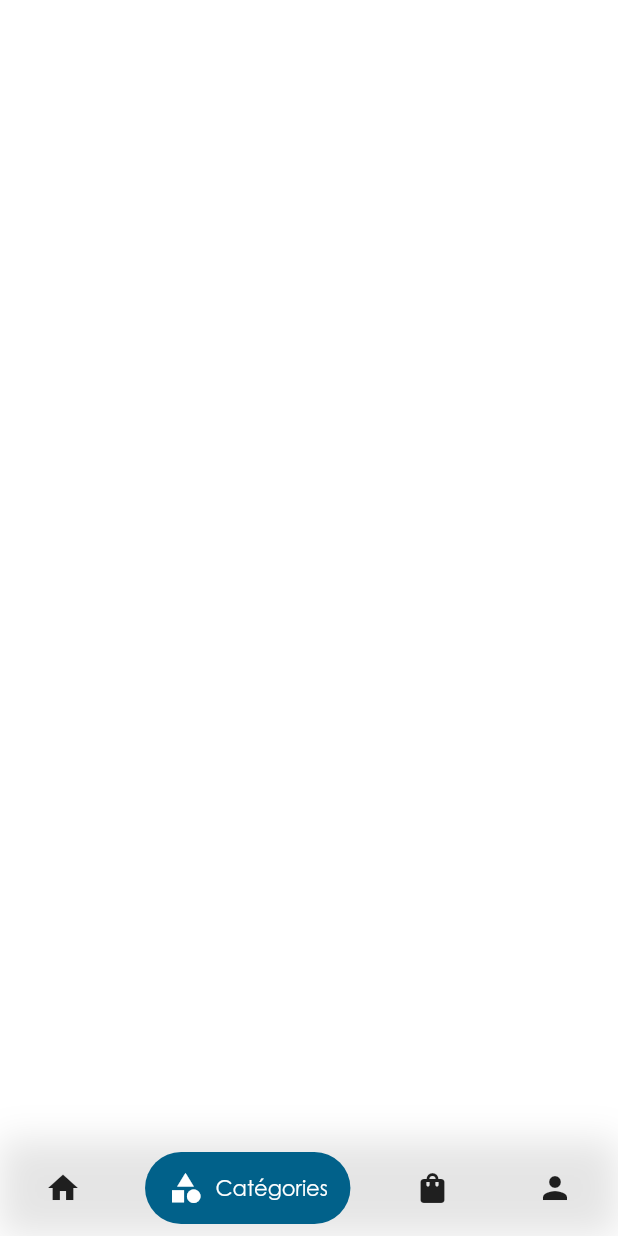
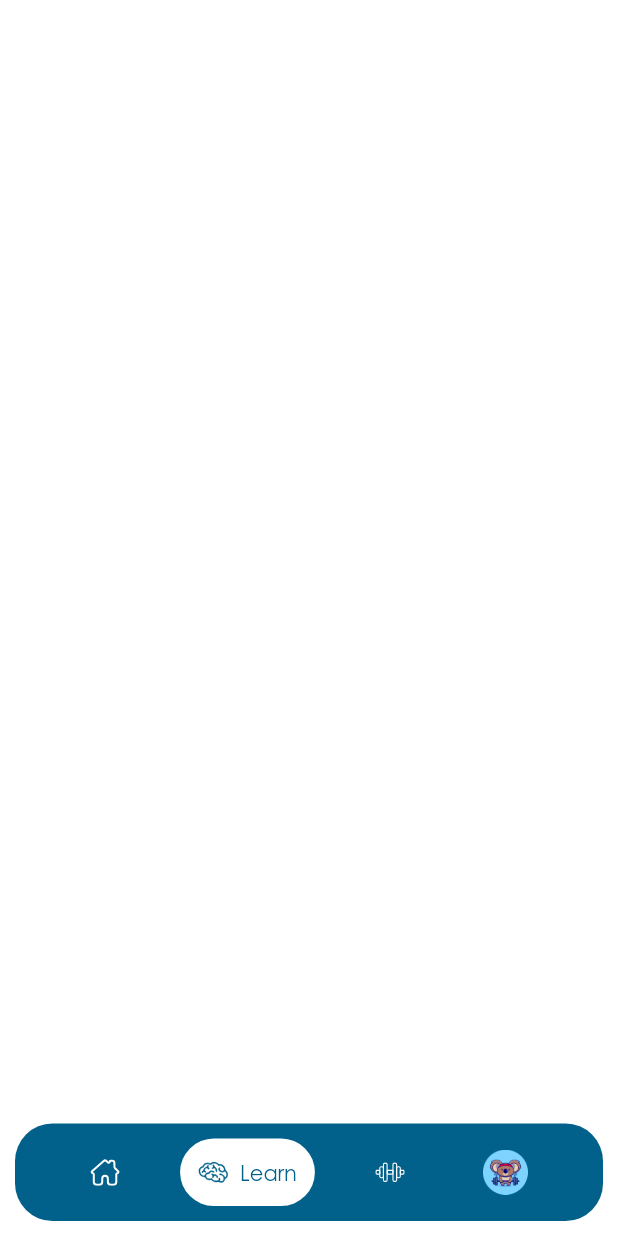
Before and after one commit to FROST066/aqua_explore, a Flutter app: the PageSwitcher screen opened directly, item 2 of the bottom bar chosen, on a phone screen of 412 x 824 dp. Run offline on Flutter 3.47's test engine with Material 2 defaults, Android fonts, the phone set to English and light mode, and no system bars; drawn by our look-alikes of google_nav_bar; our stand-ins replace flutter_svg, get, google_maps_flutter, location.

```diff
--- a/lib/pages/page_switcher.dart
+++ b/lib/pages/page_switcher.dart
@@ -1,6 +1,7 @@
 import 'package:aqua_explore/pages/page_switcher_items/profil_page.dart';
+import 'package:aqua_explore/utils/theme.dart';
+import 'package:aqua_explore/widgets/custom_bottom_bar.dart';
 import 'package:flutter/material.dart';
-import 'package:google_nav_bar/google_nav_bar.dart';
 import 'page_switcher_items/chase_page.dart';
 import 'page_switcher_items/home_page.dart';
 import 'page_switcher_items/learn_page.dart';
@@ -16,56 +17,13 @@ class _PageSwitcherState extends State<PageSwitcher> {
   @override
   Widget build(BuildContext context) {
     return Scaffold(
+      extendBody: true,
       body: const [HomePage(), LearnPage(), ChasePage(), ProfilPage()][_selectedIndex],
-      bottomNavigationBar: Container(
-          decoration: BoxDecoration(
-            boxShadow: [BoxShadow(blurRadius: 20, color: Colors.black.withOpacity(.1))],
-          ),
-          child: SafeArea(
-              child: Padding(
-            padding: const EdgeInsets.symmetric(horizontal: 15.0, vertical: 8),
-            child: GNav(
-              textStyle: TextStyle(color: Theme.of(context).scaffoldBackgroundColor),
-              gap: 8,
-              activeColor: Colors.black,
-              iconSize: 24,
-              padding: const EdgeInsets.symmetric(horizontal: 15, vertical: 12),
-              duration: const Duration(milliseconds: 500),
-              color: Theme.of(context).textTheme.bodyMedium!.color,
-              tabs: [
-                GButton(
-                  iconActiveColor: Colors.white,
-                  icon: Icons.home,
-                  backgroundColor: Theme.of(context).primaryColor,
-                  text: 'Accueil',
-                ),
-                GButton(
-                  // iconActiveColor: Theme.of(context).scaffoldBackgroundColor,
-                  iconActiveColor: Colors.white,
-                  backgroundColor: Theme.of(context).primaryColor,
-                  icon: Icons.category,
-                  text: 'Catégories',
-                ),
-                GButton(
-                  iconActiveColor: Colors.white,
-                  backgroundColor: Theme.of(context).primaryColor,
-                  icon: Icons.shopping_bag_rounded,
-                  text: 'Commandes',
-                ),
-                GButton(
-                  iconActiveColor: Colors.white,
-                  // iconActiveColor: Theme.of(context).scaffoldBackgroundColor,
-                  backgroundColor: Theme.of(context).primaryColor,
-                  icon: Icons.person,
-                  text: 'Profil',
-                ),
-              ],
-              selectedIndex: _selectedIndex,
-              onTabChange: (index) {
-                setState(() => _selectedIndex = index);
-              },
-            ),
-          ))),
+      bottomNavigationBar: CustomBottomBar(
+          selectedIndex: _selectedIndex,
+          onChanged: (e) => setState(() => _selectedIndex = e),
+          foregroundColor: _selectedIndex.isEven ? primaryBlue : Colors.white,
+          backgroundColor: _selectedIndex.isOdd ? primaryBlue : Colors.white),
     );
   }
 }
--- /dev/null
+++ b/lib/widgets/custom_bottom_bar.dart
@@ -0,0 +1,116 @@
+import 'package:aqua_explore/utils/theme.dart';
+import 'package:flutter/material.dart';
+import 'package:flutter_svg/svg.dart';
+
+class CustomBottomBar extends StatelessWidget {
+  const CustomBottomBar(
+      {super.key,
+      required this.foregroundColor,
+      required this.backgroundColor,
+      required this.onChanged,
+      required this.selectedIndex});
+  final Color foregroundColor;
+  final Color backgroundColor;
+  final int selectedIndex;
+  final void Function(int) onChanged;
+
+  @override
+  Widget build(BuildContext context) {
+    return Container(
+        padding: const EdgeInsets.all(10),
+        margin: const EdgeInsets.symmetric(horizontal: 10, vertical: 10),
+        decoration: BoxDecoration(color: backgroundColor, borderRadius: BorderRadius.circular(25)),
+        child: Row(
+          mainAxisAlignment: MainAxisAlignment.spaceEvenly,
+          children: [
+            GestureDetector(
+              onTap: () => onChanged(0),
+              child: CustomBottomBarItem(
+                actived: selectedIndex == 0,
+                backgroundColor: backgroundColor,
+                foregroundColor: foregroundColor,
+                text: "Home",
+                asset: "assets/svg/home.svg",
+              ),
+            ),
+            GestureDetector(
+              onTap: () => onChanged(1),
+              child: CustomBottomBarItem(
+                actived: selectedIndex == 1,
+                text: "Learn",
+                asset: "assets/svg/learn.svg",
+                backgroundColor: backgroundColor,
+                foregroundColor: foregroundColor,
+              ),
+            ),
+            GestureDetector(
+              onTap: () => onChanged(2),
+              child: CustomBottomBarItem(
+                actived: selectedIndex == 2,
+                text: "Chase",
+                asset: "assets/svg/chase.svg",
+                backgroundColor: backgroundColor,
+                foregroundColor: foregroundColor,
+              ),
+            ),
+            GestureDetector(
+              onTap: () => onChanged(3),
+              child: CustomBottomBarItem(
+                actived: selectedIndex == 3,
+                text: "Profil",
+                backgroundColor: backgroundColor,
+                foregroundColor: foregroundColor,
+              ),
+            ),
+          ],
+        ));
+  }
+}
+
+class CustomBottomBarItem extends StatelessWidget {
+  CustomBottomBarItem(
+      {super.key,
+      this.foregroundColor = Colors.white,
+      this.backgroundColor = primaryBlue,
+      required this.actived,
+      required this.text,
+      this.child,
+      this.asset});
+  final String text;
+  final String? asset;
+  final Widget? child;
+  final bool actived;
+  Color foregroundColor = Colors.white;
+  Color backgroundColor = primaryBlue;
+  @override
+  Widget build(BuildContext context) {
+    return Container(
+      height: 45,
+      decoration: BoxDecoration(
+          borderRadius: BorderRadius.circular(25), color: actived ? foregroundColor : Colors.transparent),
+      padding: const EdgeInsets.symmetric(horizontal: 12),
+      child: Row(children: [
+        asset != null
+            ? SvgPicture.asset(
+                asset!,
+                color: actived ? backgroundColor : foregroundColor,
+                height: 20,
+                width: 20,
+              )
+            : Image.asset(
+                "assets/images/profile_image.png",
+                height: 30,
+                width: 30,
+              ),
+        if (actived)
+          Padding(
+            padding: const EdgeInsets.only(left: 8),
+            child: Text(
+              text,
+              style: TextStyle(color: backgroundColor),
+            ),
+          )
+      ]),
+    );
+  }
+}
--- a/pubspec.yaml
+++ b/pubspec.yaml
@@ -36,7 +36,10 @@ dependencies:
   cupertino_icons: ^1.0.2
   get: ^4.6.5
   get_storage: ^2.1.1
-  google_nav_bar: ^5.0.6
+  # google_nav_bar: ^5.0.6
+  flutter_svg: ^2.0.5
+  google_maps_flutter: ^2.3.0
+  location: ^5.0.3
   # google_fonts: ^4.0.4
 
 dev_dependencies:
@@ -63,6 +66,7 @@ flutter:
   # To add assets to your application, add an assets section, like this:
   assets:
     - assets/images/
+    - assets/svg/
   #   - images/a_dot_ham.jpeg
 
   fonts:
```
Also changed, not shown: lib/data/my_flutter_app_icons.dart (added, +27 -0 lines), lib/models/adress_model.dart (added, +17 -0 lines), lib/pages/page_switcher_items/home_page.dart (+80 -7 lines), lib/services/geolocalisation_services.dart (added, +34 -0 lines), assets/images/profile_image.png (added), assets/svg/chase.svg (added), assets/svg/home.svg (added), assets/svg/learn.svg (added), pubspec.lock, 4 other files.
